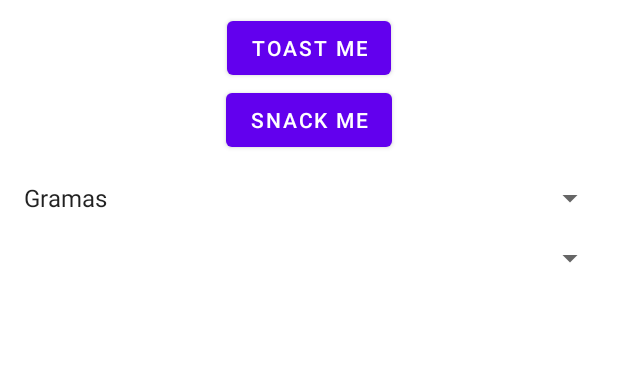
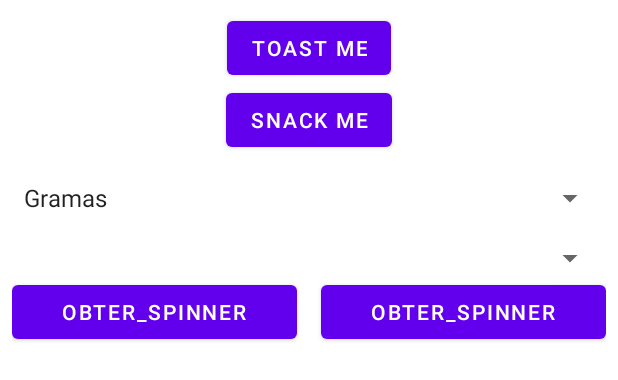
Before and after one commit to LucasBorges-91/ElementosCursoKotlin, an Android app: the layout activity_main.xml on its own in the app's theme, with its tools: preview values and no code run, on a phone screen of 412 x 824 dp. Shown: the top 380 px of the screen. Run offline under Robolectric (Android 15) with nearby library versions, the phone set to English and light mode, and no system bars.

Commit message:
adicionando eventos ao spinner estatico

```diff
--- a/app/src/main/res/layout/activity_main.xml
+++ b/app/src/main/res/layout/activity_main.xml
@@ -36,4 +36,28 @@
         android:layout_height="wrap_content"
         android:layout_marginTop="16dp"/>
 
+    <!-- Botoes obter e atribuir spinner -->
+    <LinearLayout
+        android:id="@+id/linear_button_spinner"
+        android:layout_width="match_parent"
+        android:layout_height="wrap_content"
+        android:orientation="horizontal" >
+
+        <Button
+            android:id="@+id/button_get_spinner"
+            android:layout_width="0dp"
+            android:layout_height="wrap_content"
+            android:layout_marginEnd="8dp"
+            android:layout_weight="1"
+            android:text="Obter_spinner" />
+
+        <Button
+            android:id="@+id/button_set_spinner"
+            android:layout_width="0dp"
+            android:layout_height="wrap_content"
+            android:layout_marginStart="8dp"
+            android:layout_weight="1"
+            android:text="Obter_spinner" />
+    </LinearLayout>
+
 </LinearLayout>
```
Also changed, not shown: app/src/main/java/br/com/borges/lucas/elementsapplication/MainActivity.kt (+29 -1 lines).
